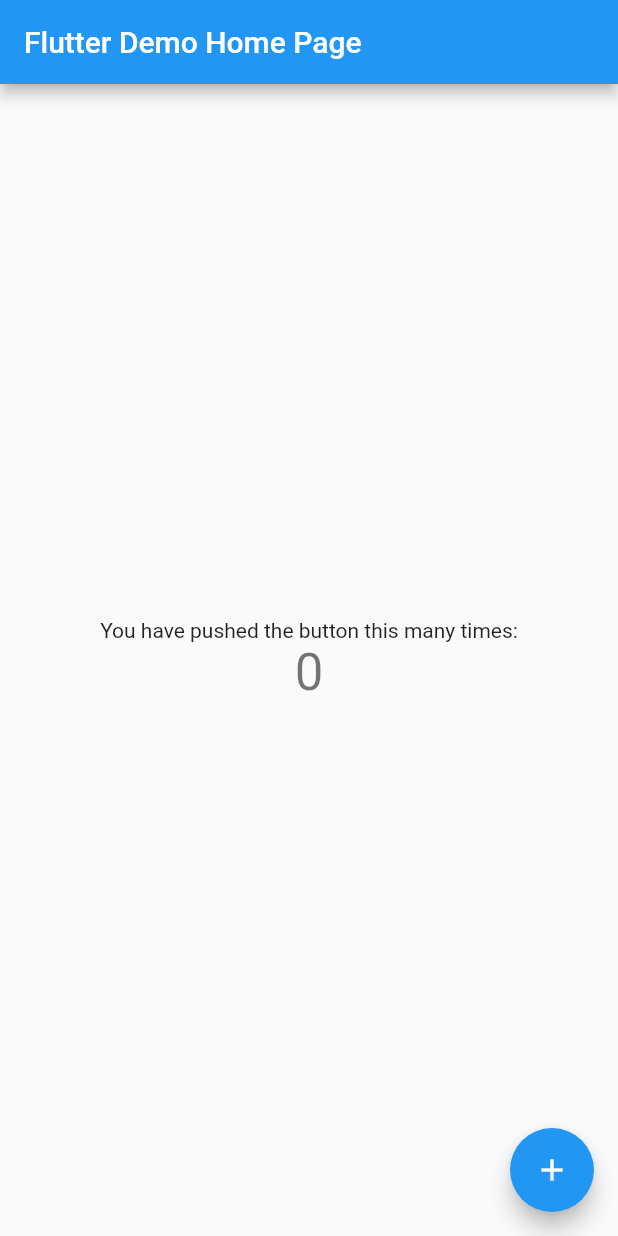
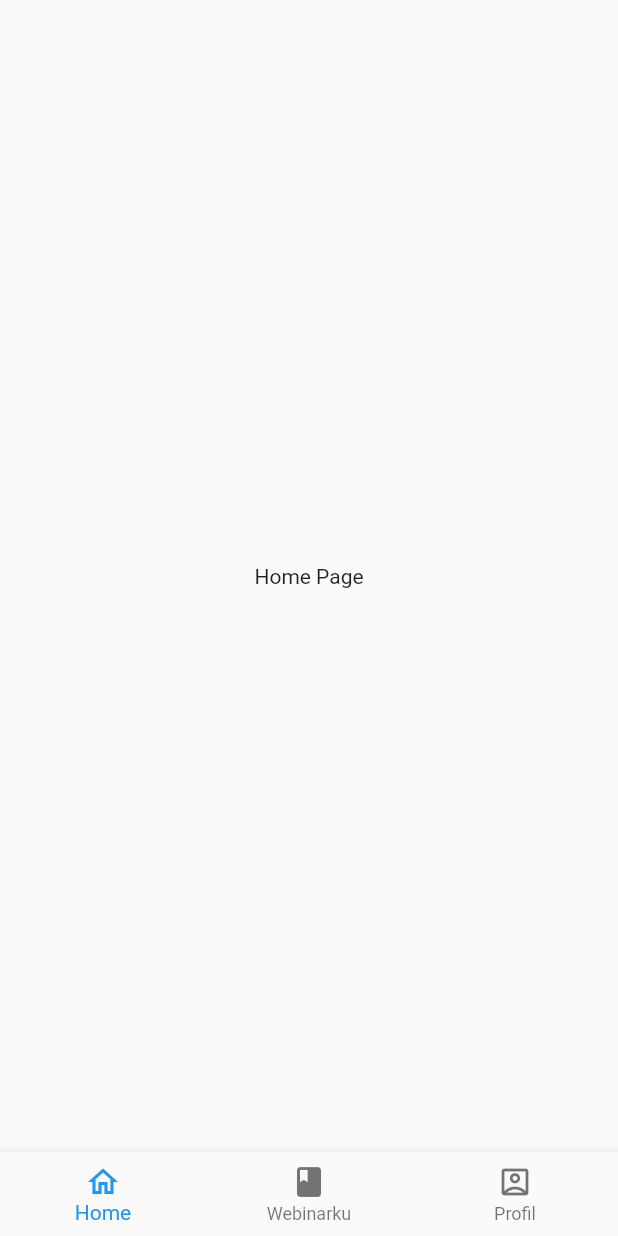
Before and after one commit to zulham-dahlan/WebinfoSenter, a Flutter app: the screen it shows after launch, on a phone screen of 412 x 824 dp. Run offline on Flutter 3.47's test engine with Material 2 defaults, Android fonts, the phone set to English and light mode, and no system bars.

Commit message:
Membuat Buttom Navigation Bar

```diff
--- /dev/null
+++ b/lib/home_page.dart
@@ -0,0 +1,15 @@
+import 'package:flutter/material.dart';
+
+class HomePage extends StatelessWidget {
+  static const String homeTitle = 'Home';
+  static const routeName = '/home_page';
+
+  @override
+  Widget build(BuildContext context) {
+    return Scaffold(
+      body: Center(
+        child: Text('Home Page'),
+      ),
+    );
+  }
+}
--- /dev/null
+++ b/lib/layout_navigation.dart
@@ -0,0 +1,57 @@
+
+import 'package:flutter/cupertino.dart';
+import 'package:flutter/material.dart';
+import 'package:webinfo_senter/home_page.dart';
+import 'package:webinfo_senter/profil_page.dart';
+import 'package:webinfo_senter/webinarku_page.dart';
+
+class LayoutNavigation extends StatefulWidget {
+  static const routeName = '/layout_navigation';
+
+  @override
+  _LayoutNavigation createState() => _LayoutNavigation();
+}
+
+class _LayoutNavigation extends State<LayoutNavigation> {
+  int _bottomNavIndex = 0 ;
+  //static const String homeTitle = 'Home';
+  static const routeName = '/layout_navigatiom';
+  @override
+  Widget build(BuildContext context) {
+    return Scaffold(
+      body: _listWidget[_bottomNavIndex],
+      bottomNavigationBar: BottomNavigationBar(
+        currentIndex: _bottomNavIndex,
+        items : _bottomNavBarItems,
+        onTap:_onBottomNavTapped,
+      ),
+    );
+  }
+
+  List<Widget> _listWidget = [
+    HomePage(),
+    WebinarkuPage(),
+    ProfilPage(),
+  ];
+
+  List<BottomNavigationBarItem> _bottomNavBarItems = [
+    BottomNavigationBarItem(
+      icon: Icon(Icons.home_outlined),
+      label: HomePage.homeTitle,
+    ),
+     BottomNavigationBarItem(
+      icon: Icon(Icons.book),
+      label: WebinarkuPage.webinarkuTitle,
+    ),
+     BottomNavigationBarItem(
+      icon: Icon(Icons.account_box_outlined),
+      label: ProfilPage.profilTitle,
+    ),
+  ];
+
+  void _onBottomNavTapped(int index){
+    setState((){
+      _bottomNavIndex = index;
+    });
+  }
+}
--- a/lib/main.dart
+++ b/lib/main.dart
@@ -1,115 +1,28 @@
 import 'package:flutter/material.dart';
+import 'package:webinfo_senter/home_page.dart';
+import 'package:webinfo_senter/layout_navigation.dart';
+import 'package:webinfo_senter/profil_page.dart';
+import 'package:webinfo_senter/webinarku_page.dart';
 
 void main() {
-  runApp(const MyApp());
+  runApp(MyApp());
 }
 
 class MyApp extends StatelessWidget {
-  const MyApp({Key? key}) : super(key: key);
-
-  // This widget is the root of your application.
   @override
   Widget build(BuildContext context) {
     return MaterialApp(
-      title: 'Flutter Demo',
+      title: 'Webinfo Senter',
       theme: ThemeData(
-        // This is the theme of your application.
-        //
-        // Try running your application with "flutter run". You'll see the
-        // application has a blue toolbar. Then, without quitting the app, try
-        // changing the primarySwatch below to Colors.green and then invoke
-        // "hot reload" (press "r" in the console where you ran "flutter run",
-        // or simply save your changes to "hot reload" in a Flutter IDE).
-        // Notice that the counter didn't reset back to zero; the application
-        // is not restarted.
         primarySwatch: Colors.blue,
       ),
-      home: const MyHomePage(title: 'Flutter Demo Home Page'),
+      initialRoute: LayoutNavigation.routeName,
+      routes: {
+        LayoutNavigation.routeName: (context) => LayoutNavigation(),
+        HomePage.routeName: (context) => HomePage(),
+        WebinarkuPage.routeName: (context) => WebinarkuPage(),
+        ProfilPage.routeName: (context) => ProfilPage(),
+      },
     );
   }
 }
-
-class MyHomePage extends StatefulWidget {
-  const MyHomePage({Key? key, required this.title}) : super(key: key);
-
-  // This widget is the home page of your application. It is stateful, meaning
-  // that it has a State object (defined below) that contains fields that affect
-  // how it looks.
-
-  // This class is the configuration for the state. It holds the values (in this
-  // case the title) provided by the parent (in this case the App widget) and
-  // used by the build method of the State. Fields in a Widget subclass are
-  // always marked "final".
-
-  final String title;
-
-  @override
-  State<MyHomePage> createState() => _MyHomePageState();
-}
-
-class _MyHomePageState extends State<MyHomePage> {
-  int _counter = 0;
-
-  void _incrementCounter() {
-    setState(() {
-      // This call to setState tells the Flutter framework that something has
-      // changed in this State, which causes it to rerun the build method below
-      // so that the display can reflect the updated values. If we changed
-      // _counter without calling setState(), then the build method would not be
-      // called again, and so nothing would appear to happen.
-      _counter++;
-    });
-  }
-
-  @override
-  Widget build(BuildContext context) {
-    // This method is rerun every time setState is called, for instance as done
-    // by the _incrementCounter method above.
-    //
-    // The Flutter framework has been optimized to make rerunning build methods
-    // fast, so that you can just rebuild anything that needs updating rather
-    // than having to individually change instances of widgets.
-    return Scaffold(
-      appBar: AppBar(
-        // Here we take the value from the MyHomePage object that was created by
-        // the App.build method, and use it to set our appbar title.
-        title: Text(widget.title),
-      ),
-      body: Center(
-        // Center is a layout widget. It takes a single child and positions it
-        // in the middle of the parent.
-        child: Column(
-          // Column is also a layout widget. It takes a list of children and
-          // arranges them vertically. By default, it sizes itself to fit its
-          // children horizontally, and tries to be as tall as its parent.
-          //
-          // Invoke "debug painting" (press "p" in the console, choose the
-          // "Toggle Debug Paint" action from the Flutter Inspector in Android
-          // Studio, or the "Toggle Debug Paint" command in Visual Studio Code)
-          // to see the wireframe for each widget.
-          //
-          // Column has various properties to control how it sizes itself and
-          // how it positions its children. Here we use mainAxisAlignment to
-          // center the children vertically; the main axis here is the vertical
-          // axis because Columns are vertical (the cross axis would be
-          // horizontal).
-          mainAxisAlignment: MainAxisAlignment.center,
-          children: <Widget>[
-            const Text(
-              'You have pushed the button this many times:',
-            ),
-            Text(
-              '$_counter',
-              style: Theme.of(context).textTheme.headline4,
-            ),
-          ],
-        ),
-      ),
-      floatingActionButton: FloatingActionButton(
-        onPressed: _incrementCounter,
-        tooltip: 'Increment',
-        child: const Icon(Icons.add),
-      ), // This trailing comma makes auto-formatting nicer for build methods.
-    );
-  }
-}
--- /dev/null
+++ b/lib/profil_page.dart
@@ -0,0 +1,15 @@
+import 'package:flutter/material.dart';
+
+class ProfilPage extends StatelessWidget {
+  static const String profilTitle = 'Profil';
+  static const routeName = '/profil_page';
+
+  @override
+  Widget build(BuildContext context) {
+    return Scaffold(
+      body: Center(
+        child: Text('Profil Page'),
+      ),
+    );
+  }
+}
--- /dev/null
+++ b/lib/webinarku_page.dart
@@ -0,0 +1,15 @@
+import 'package:flutter/material.dart';
+
+class WebinarkuPage extends StatelessWidget {
+  static const String webinarkuTitle = 'Webinarku';
+  static const routeName = '/webinarku_page';
+
+  @override
+  Widget build(BuildContext context) {
+    return Scaffold(
+      body: Center(
+        child: Text('Webinarku Page'),
+      ),
+    );
+  }
+}
```
Also changed, not shown: 1 other file.
